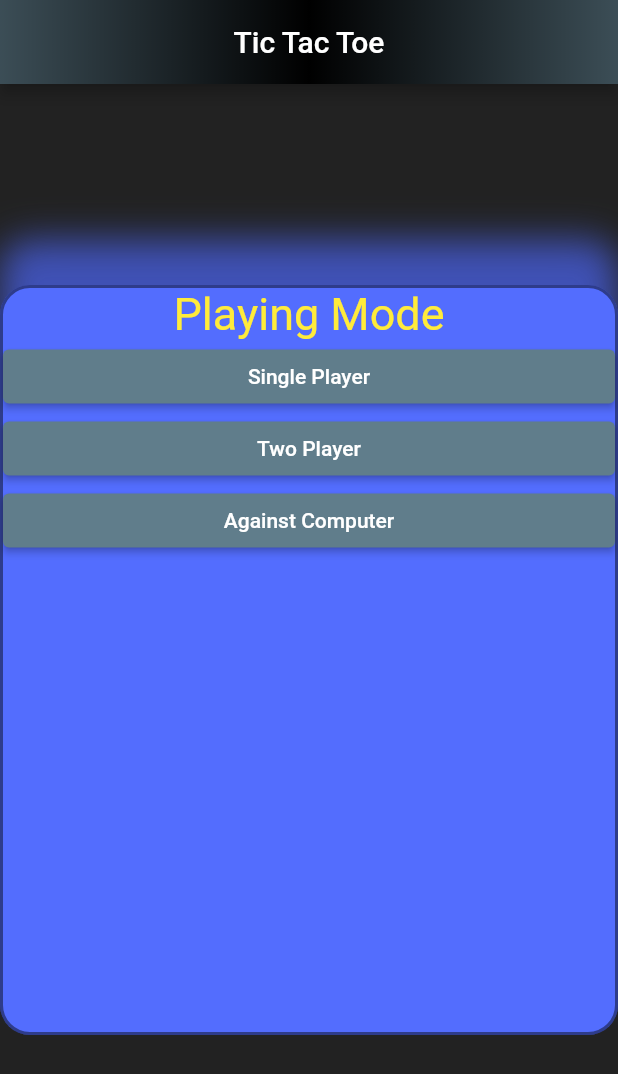
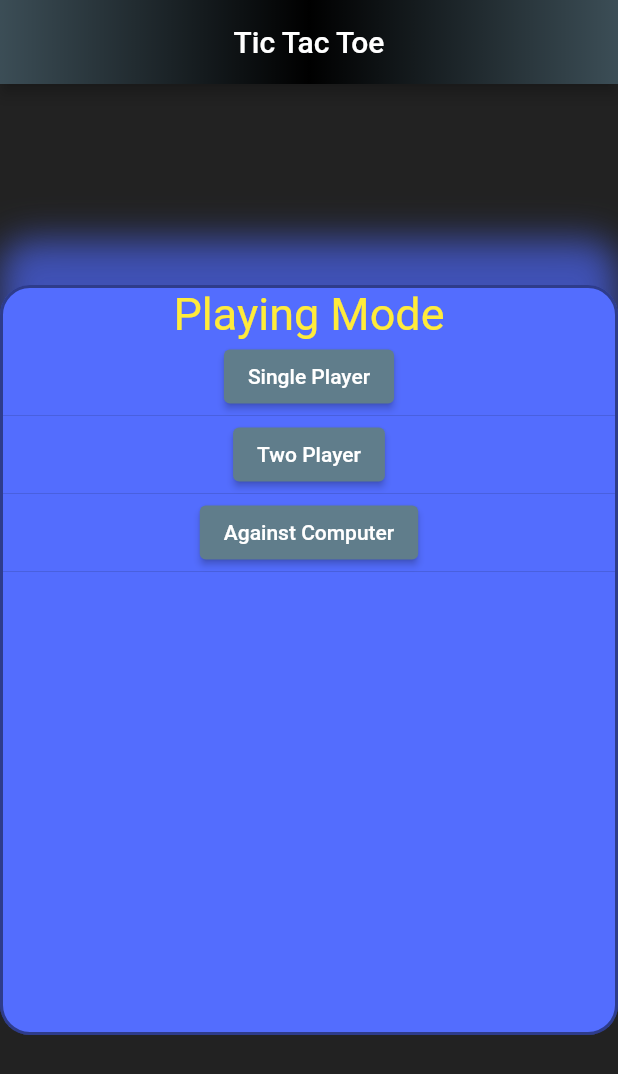
Before and after one commit to h3110Fr13nd/ultimate_tic_tae_toe, a Flutter app: the screen it shows after launch, on a phone screen of 412 x 824 dp. Shown: the top 1074 px of the screen. Run offline on Flutter 3.47's test engine with Material 2 defaults, Android fonts, the light colour scheme and no system bars; Roboto replaces fonts that are missing (Times New Roman).

Commit message:
Added A divider between list items in main page. Or Menu Page

```diff
--- a/lib/main.dart
+++ b/lib/main.dart
@@ -107,7 +107,8 @@ class _TicTacToeHomePageState extends State<TicTacToeHomePage> {
                             ));
                       }
 
-                      return ElevatedButton(
+                      return Column(
+                          children:[ElevatedButton(
                         onPressed: () {
                           Navigator.push(
                               context,
@@ -115,7 +116,7 @@ class _TicTacToeHomePageState extends State<TicTacToeHomePage> {
                                   builder: (context) => onPresses[index]));
                         },
                         child: Text(txt[index]),
-                      );
+                      ),const Divider(height: 4,)]);
                     }))));
   }
 }
```
